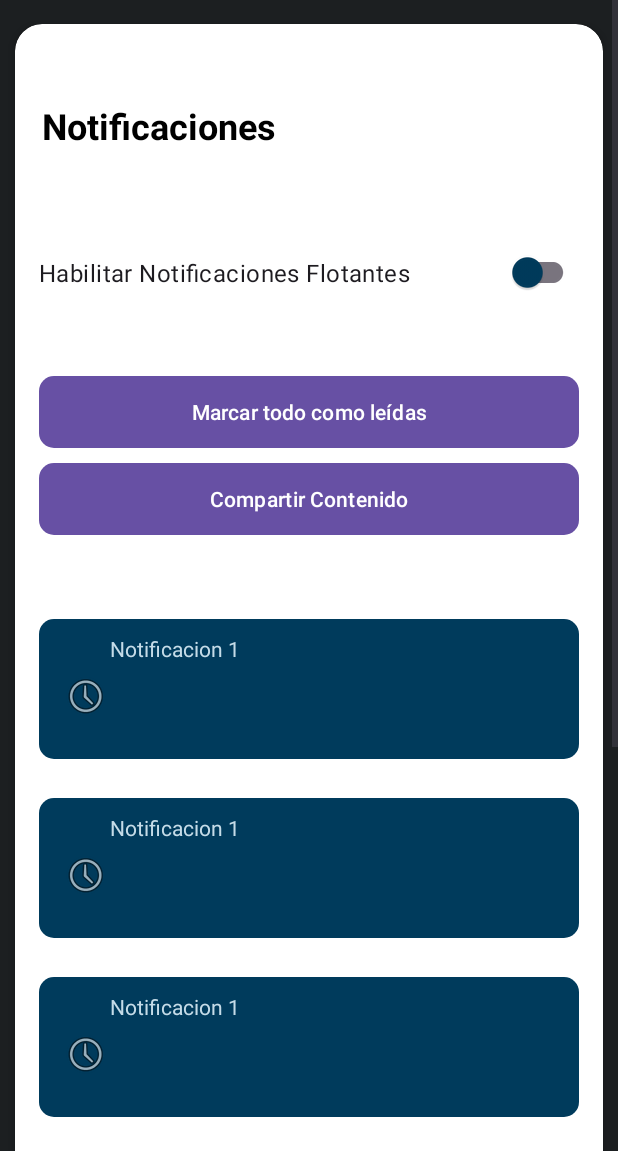
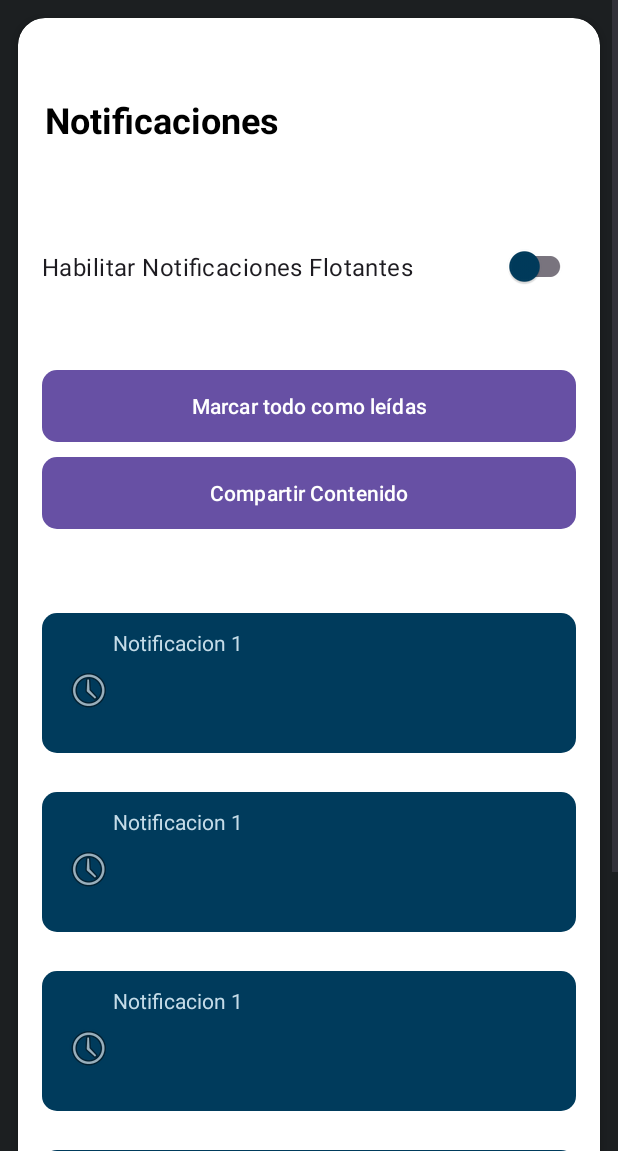
Before and after one commit to cescodc/UniVital, an Android app: the layout activity_notificaciones.xml on its own in the app's theme, with its tools: preview values and no code run, on a phone screen of 412 x 824 dp, the part 85-1236 px from its top. Run offline under Robolectric (Android 15) with nearby library versions, the phone set to English and light mode, and no system bars.

Commit message:
Cambios esteticos en colorbackground

```diff
--- a/app/src/main/res/layout/activity_meditacion.xml
+++ b/app/src/main/res/layout/activity_meditacion.xml
@@ -2,12 +2,12 @@
 <ScrollView
     xmlns:android="http://schemas.android.com/apk/res/android"
     xmlns:app="http://schemas.android.com/apk/res-auto"
+    android:background="#1c1f21"
     android:layout_width="match_parent"
     android:layout_height="match_parent">
     <RelativeLayout
         android:layout_width="match_parent"
         android:layout_height="match_parent"
-        android:background="#1c1f21"
         >
 
         <!-- Barra de título -->
--- a/app/src/main/res/layout/activity_notificaciones.xml
+++ b/app/src/main/res/layout/activity_notificaciones.xml
@@ -8,6 +8,7 @@
 
     <ScrollView
         android:layout_width="match_parent"
+        android:background="#1c1f21"
         android:layout_height="match_parent">
 
         <RelativeLayout
@@ -33,10 +34,7 @@
                 android:layout_width="match_parent"
                 android:layout_height="wrap_content"
                 android:layout_below="@id/titulo"
-                android:layout_marginStart="10dp"
-                android:layout_marginTop="16dp"
-                android:layout_marginEnd="10dp"
-                android:layout_marginBottom="10dp"
+                android:layout_margin="12dp"
                 app:cardCornerRadius="18dp"
                 app:cardElevation="4dp">
 
@@ -155,16 +153,6 @@
                         android:textSize="14sp"
                         app:drawableLeftCompat="@android:drawable/ic_menu_recent_history" />
 
-                    <Button
-                        android:id="@+id/button4"
-                        android:layout_width="match_parent"
-                        android:layout_height="wrap_content"
-                        android:layout_marginTop="50dp"
-                        android:layout_marginBottom="60dp"
-                        android:background="@drawable/boton_redondo"
-                        android:backgroundTint="#003b5c"
-                        android:text="Volver al inicio"
-                        android:onClick="Volver"/>
 
                 </LinearLayout>
             </androidx.cardview.widget.CardView>
```
